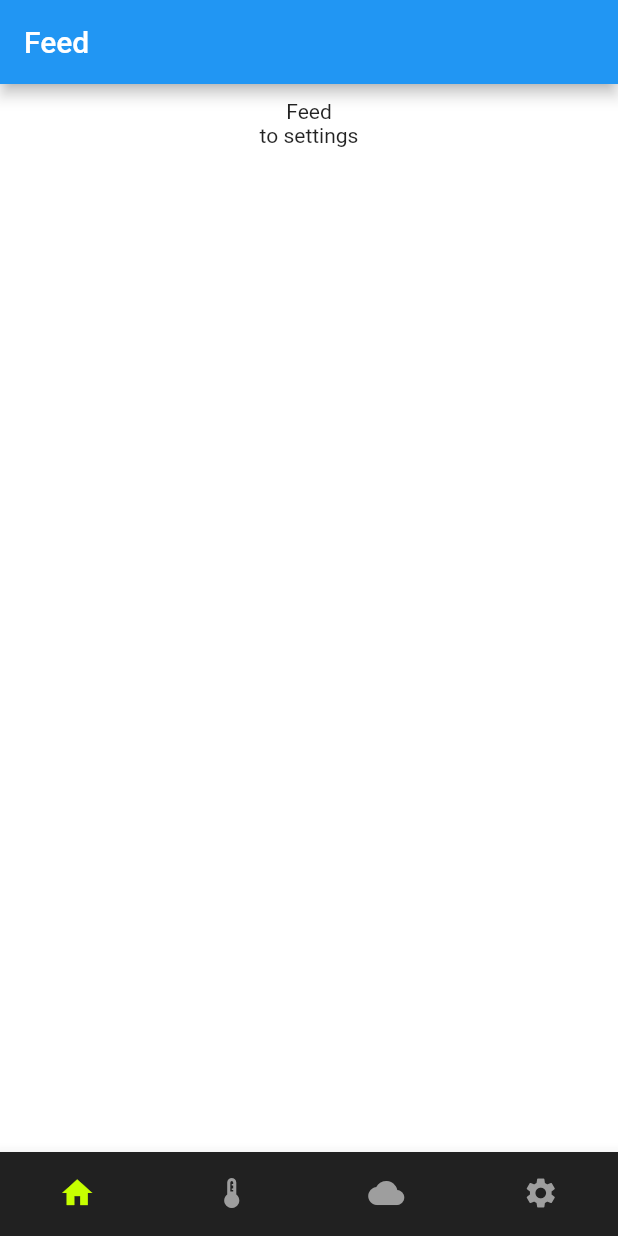
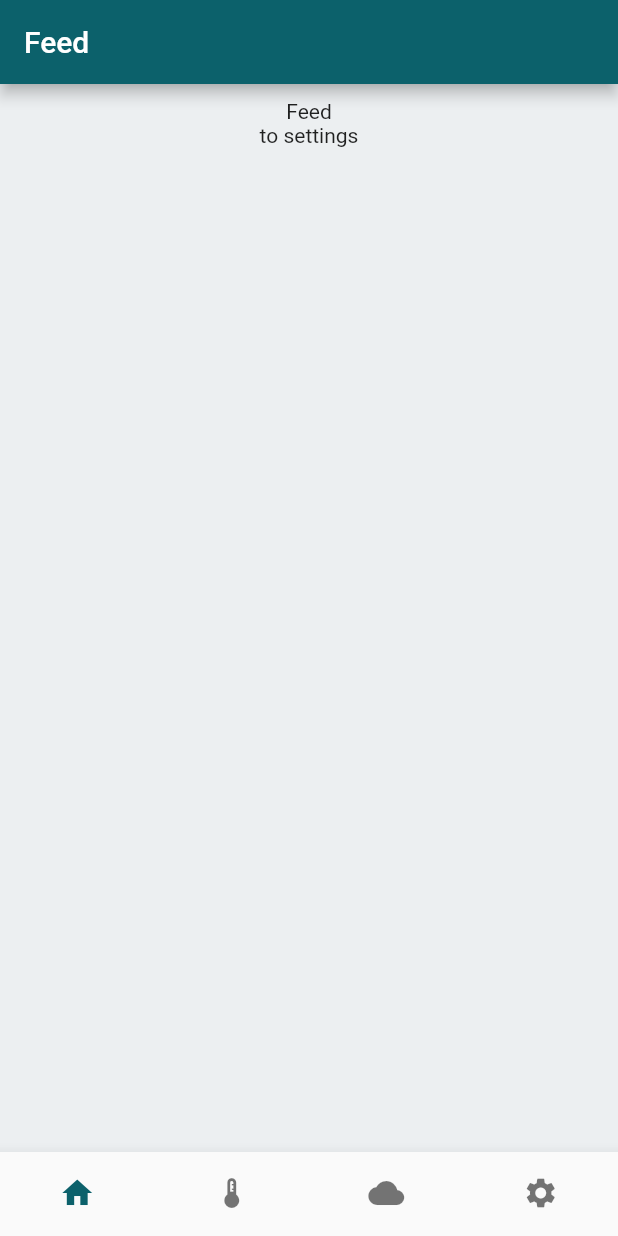
Before and after one commit to yodainferno/kilo_iot, a Flutter app: the screen it shows after launch, on a phone screen of 412 x 824 dp. Run offline on Flutter 3.47's test engine with Material 2 defaults, Android fonts, the phone set to English and light mode, and no system bars.

```diff
--- a/lib/app.dart
+++ b/lib/app.dart
@@ -1,5 +1,7 @@
 import 'package:flutter/material.dart';
+import 'package:kilo_iot/presentation/base_styles_configuration/material_color_generator.dart';
 import 'package:kilo_iot/presentation/navigation/bottom_navigation_widget.dart';
+import 'package:kilo_iot/presentation/pages/brokers/brokers_add_page.dart';
 
 class App extends StatelessWidget {
   const App({super.key});
@@ -7,8 +9,13 @@ class App extends StatelessWidget {
   @override
   Widget build(BuildContext context) {
     return MaterialApp(
+      routes: {
+        '/brokers/new': (context) => const BrokersAddPage(),
+      },
+      debugShowCheckedModeBanner: false,
       theme: ThemeData(
-        canvasColor: Colors.white,
+        primarySwatch: MaterialColorGenerator.from(Color.fromARGB(255, 12, 97, 107)),
+        scaffoldBackgroundColor: Colors.blueGrey[50],
       ),
       home: const BottomNavigation(),
     );
--- /dev/null
+++ b/lib/presentation/base_styles_configuration/material_color_generator.dart
@@ -0,0 +1,37 @@
+import 'dart:math';
+import 'package:flutter/material.dart';
+
+class MaterialColorGenerator{
+  static MaterialColor from(Color color) {
+    return MaterialColor(color.value, {
+      50: tintColor(color, 0.9),
+      100: tintColor(color, 0.8),
+      200: tintColor(color, 0.6),
+      300: tintColor(color, 0.4),
+      400: tintColor(color, 0.2),
+      500: color,
+      600: shadeColor(color, 0.1),
+      700: shadeColor(color, 0.2),
+      800: shadeColor(color, 0.3),
+      900: shadeColor(color, 0.4),
+    });
+  }
+
+  static int tintValue(int value, double factor) =>
+      max(0, min((value + ((255 - value) * factor)).round(), 255));
+
+  static Color tintColor(Color color, double factor) => Color.fromRGBO(
+      tintValue(color.red, factor),
+      tintValue(color.green, factor),
+      tintValue(color.blue, factor),
+      1);
+
+  static int shadeValue(int value, double factor) =>
+      max(0, min(value - (value * factor).round(), 255));
+
+  static Color shadeColor(Color color, double factor) => Color.fromRGBO(
+      shadeValue(color.red, factor),
+      shadeValue(color.green, factor),
+      shadeValue(color.blue, factor),
+      1);
+}
--- a/lib/presentation/navigation/bottom_navigation_widget.dart
+++ b/lib/presentation/navigation/bottom_navigation_widget.dart
@@ -19,9 +19,9 @@ class BottomNavigation extends StatelessWidget {
         showSelectedLabels: false,
         showUnselectedLabels: false,
         //
-        backgroundColor: Colors.grey[900],
-        selectedItemColor: Colors.limeAccent[400],
-        unselectedItemColor: Colors.grey[500],
+        // backgroundColor: Color.fromARGB(255, 40, 51, 49),
+        // selectedItemColor: Color.fromARGB(255, 52, 250, 207),
+        // unselectedItemColor: Color.fromARGB(255, 76, 125, 114),
 
         onTap: (index) {
           navigationStore.page = navigationPages.keys[index];
--- a/pubspec.yaml
+++ b/pubspec.yaml
@@ -36,6 +36,7 @@ dependencies:
   # Use with the CupertinoIcons class for iOS style icons.
   cupertino_icons: ^1.0.2
   provider: ^6.0.5
+  mqtt_client: ^10.0.0
 
 dev_dependencies:
   flutter_test:
```
Also changed, not shown: lib/presentation/pages/brokers/brokers_add_page.dart (added, +65 -0 lines), lib/presentation/pages/brokers/brokers_page.dart (+8 -1 lines), lib/presentation/base_styles_configuration/base_colors.dart (deleted), pubspec.lock.
